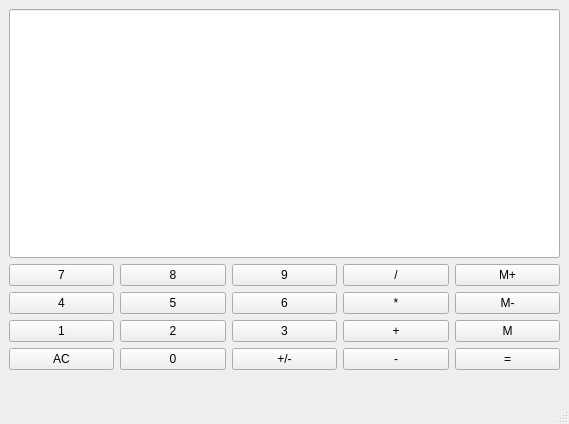
drudquist/Qt_Calculator, file calculator.ui: the form before one commit.
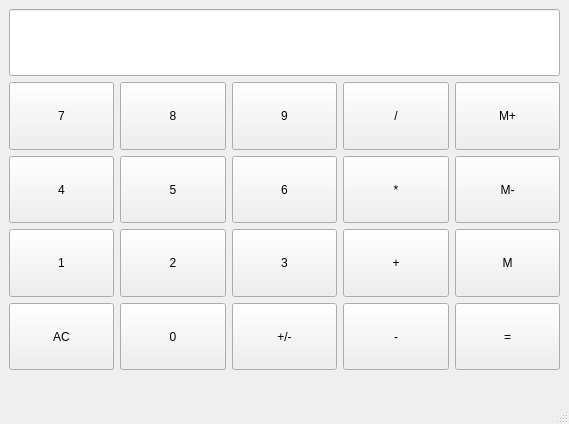
The form after the commit.

Commit message: Resized buttons, Set Display font + size

```diff
--- a/calculator.ui
+++ b/calculator.ui
@@ -26,6 +26,12 @@
     <layout class="QGridLayout" name="gridLayout">
      <item row="2" column="0">
       <widget class="QPushButton" name="Button4">
+       <property name="sizePolicy">
+        <sizepolicy hsizetype="Expanding" vsizetype="Expanding">
+         <horstretch>0</horstretch>
+         <verstretch>0</verstretch>
+        </sizepolicy>
+       </property>
        <property name="text">
         <string>4</string>
        </property>
@@ -33,6 +39,12 @@
      </item>
      <item row="3" column="0">
       <widget class="QPushButton" name="Button1">
+       <property name="sizePolicy">
+        <sizepolicy hsizetype="Expanding" vsizetype="Expanding">
+         <horstretch>0</horstretch>
+         <verstretch>0</verstretch>
+        </sizepolicy>
+       </property>
        <property name="text">
         <string>1</string>
        </property>
@@ -40,6 +52,12 @@
      </item>
      <item row="4" column="0">
       <widget class="QPushButton" name="Clear">
+       <property name="sizePolicy">
+        <sizepolicy hsizetype="Expanding" vsizetype="Expanding">
+         <horstretch>0</horstretch>
+         <verstretch>0</verstretch>
+        </sizepolicy>
+       </property>
        <property name="text">
         <string>AC</string>
        </property>
@@ -47,6 +65,12 @@
      </item>
      <item row="1" column="1">
       <widget class="QPushButton" name="Button8">
+       <property name="sizePolicy">
+        <sizepolicy hsizetype="Expanding" vsizetype="Expanding">
+         <horstretch>0</horstretch>
+         <verstretch>0</verstretch>
+        </sizepolicy>
+       </property>
        <property name="text">
         <string>8</string>
        </property>
@@ -54,6 +78,12 @@
      </item>
      <item row="1" column="2">
       <widget class="QPushButton" name="Button9">
+       <property name="sizePolicy">
+        <sizepolicy hsizetype="Expanding" vsizetype="Expanding">
+         <horstretch>0</horstretch>
+         <verstretch>0</verstretch>
+        </sizepolicy>
+       </property>
        <property name="text">
         <string>9</string>
        </property>
@@ -61,6 +91,12 @@
      </item>
      <item row="1" column="0">
       <widget class="QPushButton" name="Button7">
+       <property name="sizePolicy">
+        <sizepolicy hsizetype="Expanding" vsizetype="Expanding">
+         <horstretch>0</horstretch>
+         <verstretch>0</verstretch>
+        </sizepolicy>
+       </property>
        <property name="text">
         <string>7</string>
        </property>
@@ -68,6 +104,12 @@
      </item>
      <item row="1" column="3">
       <widget class="QPushButton" name="Divide">
+       <property name="sizePolicy">
+        <sizepolicy hsizetype="Expanding" vsizetype="Expanding">
+         <horstretch>0</horstretch>
+         <verstretch>0</verstretch>
+        </sizepolicy>
+       </property>
        <property name="text">
         <string>/</string>
        </property>
@@ -75,6 +117,12 @@
      </item>
      <item row="1" column="4">
       <widget class="QPushButton" name="MemAdd">
+       <property name="sizePolicy">
+        <sizepolicy hsizetype="Expanding" vsizetype="Expanding">
+         <horstretch>0</horstretch>
+         <verstretch>0</verstretch>
+        </sizepolicy>
+       </property>
        <property name="text">
         <string>M+</string>
        </property>
@@ -82,6 +130,12 @@
      </item>
      <item row="2" column="1">
       <widget class="QPushButton" name="Button5">
+       <property name="sizePolicy">
+        <sizepolicy hsizetype="Expanding" vsizetype="Expanding">
+         <horstretch>0</horstretch>
+         <verstretch>0</verstretch>
+        </sizepolicy>
+       </property>
        <property name="text">
         <string>5</string>
        </property>
@@ -89,6 +143,12 @@
      </item>
      <item row="3" column="1">
       <widget class="QPushButton" name="Button2">
+       <property name="sizePolicy">
+        <sizepolicy hsizetype="Expanding" vsizetype="Expanding">
+         <horstretch>0</horstretch>
+         <verstretch>0</verstretch>
+        </sizepolicy>
+       </property>
        <property name="text">
         <string>2</string>
        </property>
@@ -96,6 +156,12 @@
      </item>
      <item row="4" column="1">
       <widget class="QPushButton" name="Button0">
+       <property name="sizePolicy">
+        <sizepolicy hsizetype="Expanding" vsizetype="Expanding">
+         <horstretch>0</horstretch>
+         <verstretch>0</verstretch>
+        </sizepolicy>
+       </property>
        <property name="text">
         <string>0</string>
        </property>
@@ -103,6 +169,12 @@
      </item>
      <item row="2" column="2">
       <widget class="QPushButton" name="Button6">
+       <property name="sizePolicy">
+        <sizepolicy hsizetype="Expanding" vsizetype="Expanding">
+         <horstretch>0</horstretch>
+         <verstretch>0</verstretch>
+        </sizepolicy>
+       </property>
        <property name="text">
         <string>6</string>
        </property>
@@ -110,6 +182,12 @@
      </item>
      <item row="3" column="2">
       <widget class="QPushButton" name="Button3">
+       <property name="sizePolicy">
+        <sizepolicy hsizetype="Expanding" vsizetype="Expanding">
+         <horstretch>0</horstretch>
+         <verstretch>0</verstretch>
+        </sizepolicy>
+       </property>
        <property name="text">
         <string>3</string>
        </property>
@@ -117,6 +195,12 @@
      </item>
      <item row="4" column="2">
       <widget class="QPushButton" name="ChangeSign">
+       <property name="sizePolicy">
+        <sizepolicy hsizetype="Expanding" vsizetype="Expanding">
+         <horstretch>0</horstretch>
+         <verstretch>0</verstretch>
+        </sizepolicy>
+       </property>
        <property name="text">
         <string>+/-</string>
        </property>
@@ -124,6 +208,12 @@
      </item>
      <item row="2" column="3">
       <widget class="QPushButton" name="Multiply">
+       <property name="sizePolicy">
+        <sizepolicy hsizetype="Expanding" vsizetype="Expanding">
+         <horstretch>0</horstretch>
+         <verstretch>0</verstretch>
+        </sizepolicy>
+       </property>
        <property name="text">
         <string>*</string>
        </property>
@@ -131,6 +221,12 @@
      </item>
      <item row="3" column="3">
       <widget class="QPushButton" name="Add">
+       <property name="sizePolicy">
+        <sizepolicy hsizetype="Expanding" vsizetype="Expanding">
+         <horstretch>0</horstretch>
+         <verstretch>0</verstretch>
+        </sizepolicy>
+       </property>
        <property name="text">
         <string>+</string>
        </property>
@@ -138,6 +234,12 @@
      </item>
      <item row="4" column="3">
       <widget class="QPushButton" name="Subtract">
+       <property name="sizePolicy">
+        <sizepolicy hsizetype="Expanding" vsizetype="Expanding">
+         <horstretch>0</horstretch>
+         <verstretch>0</verstretch>
+        </sizepolicy>
+       </property>
        <property name="text">
         <string>-</string>
        </property>
@@ -145,6 +247,12 @@
      </item>
      <item row="2" column="4">
       <widget class="QPushButton" name="MemClear">
+       <property name="sizePolicy">
+        <sizepolicy hsizetype="Expanding" vsizetype="Expanding">
+         <horstretch>0</horstretch>
+         <verstretch>0</verstretch>
+        </sizepolicy>
+       </property>
        <property name="text">
         <string>M-</string>
        </property>
@@ -152,6 +260,12 @@
      </item>
      <item row="3" column="4">
       <widget class="QPushButton" name="MemGet">
+       <property name="sizePolicy">
+        <sizepolicy hsizetype="Expanding" vsizetype="Expanding">
+         <horstretch>0</horstretch>
+         <verstretch>0</verstretch>
+        </sizepolicy>
+       </property>
        <property name="text">
         <string>M</string>
        </property>
@@ -159,6 +273,12 @@
      </item>
      <item row="4" column="4">
       <widget class="QPushButton" name="Equal">
+       <property name="sizePolicy">
+        <sizepolicy hsizetype="Expanding" vsizetype="Expanding">
+         <horstretch>0</horstretch>
+         <verstretch>0</verstretch>
+        </sizepolicy>
+       </property>
        <property name="text">
         <string>=</string>
        </property>
```
